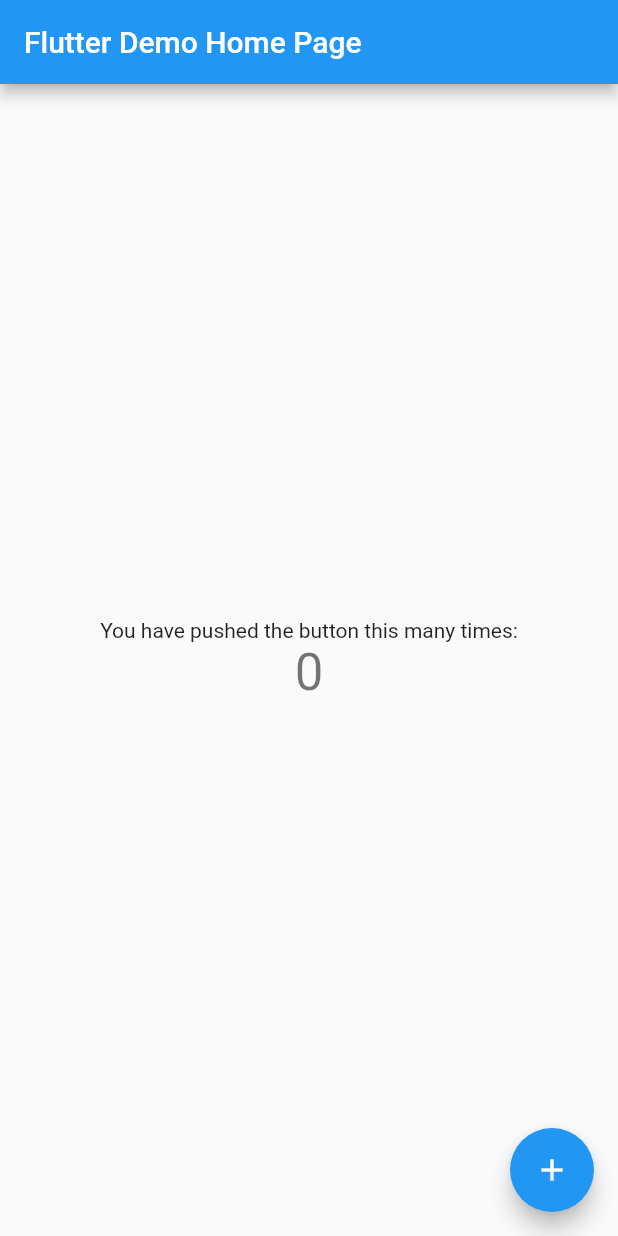
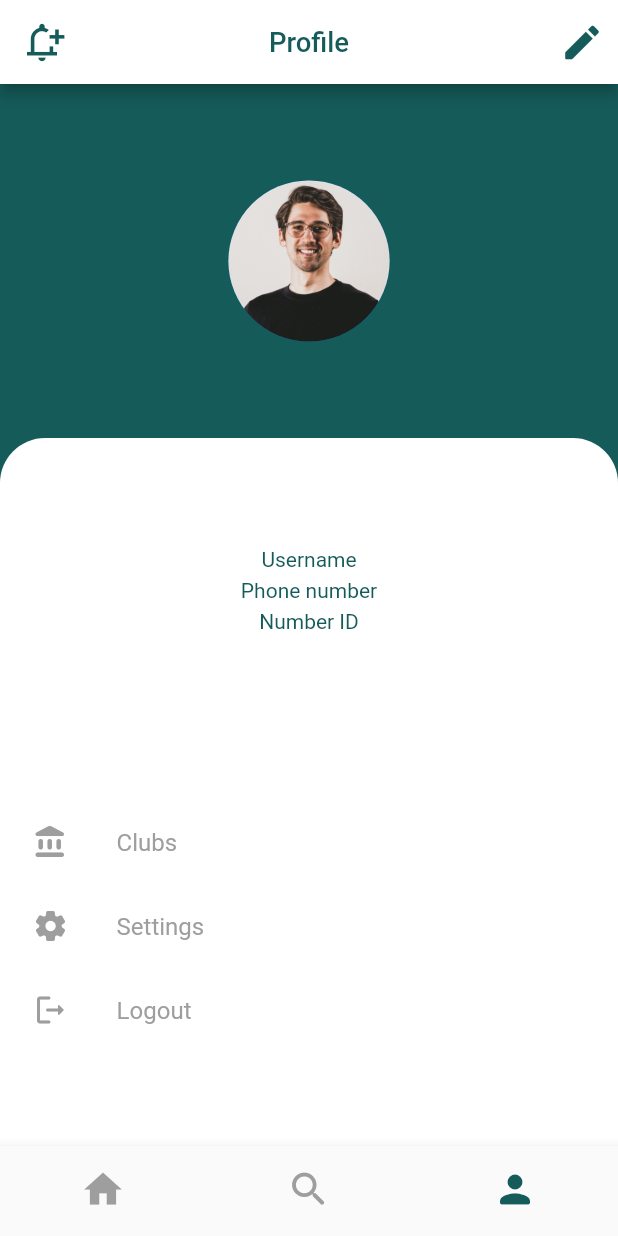
Before and after one commit to alaazamelDev/training_courses, a Flutter app: the screen it shows after launch, on a phone screen of 412 x 824 dp. Run offline on Flutter 3.47's test engine with Material 2 defaults, Android fonts, the phone set to English and light mode, and no system bars; our stand-ins replace flutter_screenutil.

Commit message:
create profile page and modification page

```diff
--- /dev/null
+++ b/lib/constants/constants.dart
@@ -0,0 +1,61 @@
+import 'package:flutter/material.dart';
+import 'package:flutter_screenutil/flutter_screenutil.dart';
+import 'package:training_courses/ui/pages/pages.dart';
+
+// constant colors
+const Color kPrimaryColor = Color(0xFF155B5A);
+const Color kSecondaryColor = Color(0xFFFFFFFF);
+const Color kAccentColor = Color(0xFFFFBA00);
+const Color kGreyColor = Colors.grey;
+
+// constatn padding
+final kDefaultHorizontalPadding = ScreenUtil().setWidth(20);
+final kDefaultVerticalPadding = ScreenUtil().setHeight(20);
+
+// font sizes
+final kTitlesFontSize = 16.sp;
+final kTextFontSize = 14.sp;
+final kUsernameFontSize = 24.sp;
+
+// Routes
+var routes = {
+  '/': (context) => ProfilePage(),
+  '/modification': (context) => const ModificationPage(),
+};
+
+// profile page options list
+final List profileOptions = [
+  {
+    'icon': Icons.account_balance_rounded,
+    'title': 'Clubs',
+  },
+  {
+    'icon': Icons.settings_rounded,
+    'title': 'Settings',
+  },
+  {
+    'icon': Icons.logout_rounded,
+    'title': 'Logout',
+  },
+];
+
+// modification page options list
+final List modificationOptions = [
+  {
+    'icon': Icons.add_photo_alternate_outlined,
+    'title': 'Change Image',
+  },
+  {
+    'icon': Icons.phone_rounded,
+    'title': 'Change phone number',
+  },
+  {
+    'icon': Icons.lock_rounded,
+    'title': 'Change the password',
+  },
+  {
+    'icon': Icons.person_rounded,
+    'title': 'Name',
+    'trailing': Icons.arrow_forward_rounded
+  },
+];
--- a/lib/main.dart
+++ b/lib/main.dart
@@ -1,4 +1,7 @@
 import 'package:flutter/material.dart';
+import 'package:flutter_screenutil/flutter_screenutil.dart';
+import 'package:training_courses/constants/constants.dart';
+import 'package:training_courses/ui/pages/profile_page.dart';
 
 void main() {
   runApp(const MyApp());
@@ -10,106 +13,16 @@
   // This widget is the root of your application.
   @override
   Widget build(BuildContext context) {
-    return MaterialApp(
-      title: 'Flutter Demo',
-      theme: ThemeData(
-        // This is the theme of your application.
-        //
-        // Try running your application with "flutter run". You'll see the
-        // application has a blue toolbar. Then, without quitting the app, try
-        // changing the primarySwatch below to Colors.green and then invoke
-        // "hot reload" (press "r" in the console where you ran "flutter run",
-        // or simply save your changes to "hot reload" in a Flutter IDE).
-        // Notice that the counter didn't reset back to zero; the application
-        // is not restarted.
-        primarySwatch: Colors.blue,
+    return ScreenUtilInit(
+      builder: () => MaterialApp(
+        title: 'Training Courses',
+        debugShowCheckedModeBanner: false,
+        theme: ThemeData(
+          primaryColor: kPrimaryColor,
+        ),
+        routes: routes,
+        initialRoute: '/',
       ),
-      home: const MyHomePage(title: 'Flutter Demo Home Page'),
     );
   }
 }
-
-class MyHomePage extends StatefulWidget {
-  const MyHomePage({Key? key, required this.title}) : super(key: key);
-
-  // This widget is the home page of your application. It is stateful, meaning
-  // that it has a State object (defined below) that contains fields that affect
-  // how it looks.
-
-  // This class is the configuration for the state. It holds the values (in this
-  // case the title) provided by the parent (in this case the App widget) and
-  // used by the build method of the State. Fields in a Widget subclass are
-  // always marked "final".
-
-  final String title;
-
-  @override
-  State<MyHomePage> createState() => _MyHomePageState();
-}
-
-class _MyHomePageState extends State<MyHomePage> {
-  int _counter = 0;
-
-  void _incrementCounter() {
-    setState(() {
-      // This call to setState tells the Flutter framework that something has
-      // changed in this State, which causes it to rerun the build method below
-      // so that the display can reflect the updated values. If we changed
-      // _counter without calling setState(), then the build method would not be
-      // called again, and so nothing would appear to happen.
-      _counter++;
-    });
-  }
-
-  @override
-  Widget build(BuildContext context) {
-    // This method is rerun every time setState is called, for instance as done
-    // by the _incrementCounter method above.
-    //
-    // The Flutter framework has been optimized to make rerunning build methods
-    // fast, so that you can just rebuild anything that needs updating rather
-    // than having to individually change instances of widgets.
-    return Scaffold(
-      appBar: AppBar(
-        // Here we take the value from the MyHomePage object that was created by
-        // the App.build method, and use it to set our appbar title.
-        title: Text(widget.title),
-      ),
-      body: Center(
-        // Center is a layout widget. It takes a single child and positions it
-        // in the middle of the parent.
-        child: Column(
-          // Column is also a layout widget. It takes a list of children and
-          // arranges them vertically. By default, it sizes itself to fit its
-          // children horizontally, and tries to be as tall as its parent.
-          //
-          // Invoke "debug painting" (press "p" in the console, choose the
-          // "Toggle Debug Paint" action from the Flutter Inspector in Android
-          // Studio, or the "Toggle Debug Paint" command in Visual Studio Code)
-          // to see the wireframe for each widget.
-          //
-          // Column has various properties to control how it sizes itself and
-          // how it positions its children. Here we use mainAxisAlignment to
-          // center the children vertically; the main axis here is the vertical
-          // axis because Columns are vertical (the cross axis would be
-          // horizontal).
-          mainAxisAlignment: MainAxisAlignment.center,
-          children: <Widget>[
-            const Text(
-              'You have pushed the button this many times:',
-            ),
-            Text(
-              '$_counter',
-              style: Theme.of(context).textTheme.headline4,
-            ),
-          ],
-        ),
-      ),
-      floatingActionButton: FloatingActionButton(
-        onPressed: _incrementCounter,
-        tooltip: 'Increment',
-        child: const Icon(Icons.add),
-      ), // This trailing comma makes auto-formatting nicer for build methods.
-    );
-  }
-}
--- /dev/null
+++ b/lib/ui/pages/pages.dart
@@ -0,0 +1,2 @@
+export 'modification_page.dart';
+export 'profile_page.dart';
--- /dev/null
+++ b/lib/ui/pages/profile_page.dart
@@ -0,0 +1,118 @@
+import 'package:flutter/material.dart';
+import 'package:flutter_screenutil/flutter_screenutil.dart';
+import 'package:training_courses/constants/constants.dart';
+import 'package:training_courses/ui/widgets/widgets.dart';
+
+class ProfilePage extends StatelessWidget {
+  const ProfilePage({Key? key}) : super(key: key);
+
+  @override
+  Widget build(BuildContext context) {
+    return Scaffold(
+      backgroundColor: kPrimaryColor,
+      appBar: AppBar(
+        backgroundColor: kSecondaryColor,
+        centerTitle: true,
+        title: Text(
+          'Profile',
+          style: TextStyle(color: kPrimaryColor, fontSize: kTitlesFontSize),
+        ),
+        leading: IconButton(
+          onPressed: () {
+            // Implement onPressed functionality
+          },
+          splashRadius: 20,
+          icon: const Icon(
+            Icons.notification_add_outlined,
+            color: kPrimaryColor,
+            size: 30,
+          ),
+        ),
+        actions: [
+          IconButton(
+            onPressed: () {
+              // Go to modification page
+              Navigator.pushNamed(context, '/modification');
+            },
+            splashRadius: 20,
+            icon: const Icon(
+              Icons.edit_rounded,
+              color: kPrimaryColor,
+              size: 30,
+            ),
+          ),
+        ],
+      ),
+      bottomNavigationBar: CustomButtomNavigationBar(
+        onTap: (index) {
+          // Implement page transitions
+        },
+      ),
+      body: Column(
+        crossAxisAlignment: CrossAxisAlignment.stretch,
+        children: [
+          Expanded(
+            flex: 2,
+            child: Container(
+              color: kPrimaryColor,
+              child: Center(
+                child: CircleAvatar(
+                  backgroundImage: const AssetImage('assets/user.jpg'),
+                  radius: ScreenUtil().setHeight(45),
+                ),
+              ),
+            ),
+          ),
+          Expanded(
+            flex: 4,
+            child: Container(
+              width: double.infinity,
+              decoration: const BoxDecoration(
+                color: kSecondaryColor,
+                borderRadius: BorderRadius.only(
+                  topLeft: Radius.circular(30),
+                  topRight: Radius.circular(30),
+                ),
+              ),
+              child: Padding(
+                padding: EdgeInsets.symmetric(
+                  horizontal: kDefaultHorizontalPadding * 0.25,
+                  vertical: kDefaultVerticalPadding * 0.5,
+                ),
+                child: Column(
+                  crossAxisAlignment: CrossAxisAlignment.stretch,
+                  children: [
+                    const Expanded(
+                      flex: 2,
+                      child: UserInformation(
+                        username: 'Username',
+                        phonenumber: 'Phone number',
+                        numberID: 'Number ID',
+                      ),
+                    ),
+                    Expanded(
+                      flex: 3,
+                      child: Center(
+                        child: ListView.builder(
+                          physics: const NeverScrollableScrollPhysics(),
+                          shrinkWrap: true,
+                          itemCount: profileOptions.length,
+                          itemBuilder: (context, index) {
+                            return OptionListTile(
+                              icon: profileOptions[index]['icon'],
+                              title: profileOptions[index]['title'],
+                            );
+                          },
+                        ),
+                      ),
+                    ),
+                  ],
+                ),
+              ),
+            ),
+          ),
+        ],
+      ),
+    );
+  }
+}
--- /dev/null
+++ b/lib/ui/widgets/custom_bottom_nav_bar.dart
@@ -0,0 +1,76 @@
+import 'package:flutter/material.dart';
+
+import '../../constants/constants.dart';
+
+class CustomButtomNavigationBar extends StatefulWidget {
+  const CustomButtomNavigationBar({
+    Key? key,
+    required this.onTap,
+  }) : super(key: key);
+
+  final Function(int) onTap;
+
+  @override
+  State<CustomButtomNavigationBar> createState() =>
+      _CustomButtomNavigationBarState();
+}
+
+class _CustomButtomNavigationBarState extends State<CustomButtomNavigationBar> {
+  int selectedIndex = 2;
+  @override
+  Widget build(BuildContext context) {
+    return BottomNavigationBar(
+      showSelectedLabels: false,
+      showUnselectedLabels: false,
+      onTap: (index) {
+        // Make transition
+        setState(() {
+          selectedIndex = index;
+        });
+        widget.onTap(index);
+      },
+      currentIndex: selectedIndex,
+      iconSize: 30,
+      items: const [
+        // Home Page
+        BottomNavigationBarItem(
+          label: '',
+          icon: Icon(
+            Icons.home,
+            color: Colors.grey,
+          ),
+          activeIcon: Icon(
+            Icons.home,
+            color: kPrimaryColor,
+          ),
+        ),
+
+        // Search Page
+        BottomNavigationBarItem(
+          label: '',
+          icon: Icon(
+            Icons.search_rounded,
+            color: Colors.grey,
+          ),
+          activeIcon: Icon(
+            Icons.search_rounded,
+            color: kPrimaryColor,
+          ),
+        ),
+
+        // Profile Page
+        BottomNavigationBarItem(
+          label: '',
+          icon: Icon(
+            Icons.person_rounded,
+            color: Colors.grey,
+          ),
+          activeIcon: Icon(
+            Icons.person_rounded,
+            color: kPrimaryColor,
+          ),
+        ),
+      ],
+    );
+  }
+}
--- /dev/null
+++ b/lib/ui/widgets/option_listtile.dart
@@ -0,0 +1,30 @@
+import 'package:flutter/material.dart';
+import 'package:training_courses/constants/constants.dart';
+
+class OptionListTile extends StatelessWidget {
+  const OptionListTile({
+    Key? key,
+    required this.title,
+    required this.icon,
+  }) : super(key: key);
+  final String title;
+  final IconData icon;
+
+  @override
+  Widget build(BuildContext context) {
+    return ListTile(
+      onTap: () {},
+      leading: Icon(
+        icon,
+        color: kGreyColor,
+      ),
+      title: Text(
+        title,
+        style: TextStyle(
+          color: kGreyColor,
+          fontSize: kTextFontSize,
+        ),
+      ),
+    );
+  }
+}
--- /dev/null
+++ b/lib/ui/widgets/user_information.dart
@@ -0,0 +1,41 @@
+import 'package:flutter/material.dart';
+import 'package:training_courses/constants/constants.dart';
+
+class UserInformation extends StatelessWidget {
+  const UserInformation({
+    Key? key,
+    required this.username,
+    required this.phonenumber,
+    required this.numberID,
+  }) : super(key: key);
+  final String username;
+  final String phonenumber;
+  final String numberID;
+
+  @override
+  Widget build(BuildContext context) {
+    return Column(
+      mainAxisAlignment: MainAxisAlignment.center,
+      children: [
+        Text(
+          username,
+          style: const TextStyle(color: kPrimaryColor),
+        ),
+        SizedBox(
+          height: kDefaultVerticalPadding * 0.2,
+        ),
+        Text(
+          phonenumber,
+          style: const TextStyle(color: kPrimaryColor),
+        ),
+        SizedBox(
+          height: kDefaultVerticalPadding * 0.2,
+        ),
+        Text(
+          numberID,
+          style: const TextStyle(color: kPrimaryColor),
+        ),
+      ],
+    );
+  }
+}
--- /dev/null
+++ b/lib/ui/widgets/widgets.dart
@@ -0,0 +1,3 @@
+export 'option_listtile.dart';
+export 'custom_bottom_nav_bar.dart';
+export 'user_information.dart';
--- a/pubspec.yaml
+++ b/pubspec.yaml
@@ -57,8 +57,8 @@
   uses-material-design: true
 
   # To add assets to your application, add an assets section, like this:
-  # assets:
-  #   - images/a_dot_burr.jpeg
+  assets:
+    - assets/
   #   - images/a_dot_ham.jpeg
 
   # An image asset can refer to one or more resolution-specific "variants", see
```
Also changed, not shown: lib/ui/pages/modification_page.dart (added, +137 -0 lines), assets/user.jpg (added).
